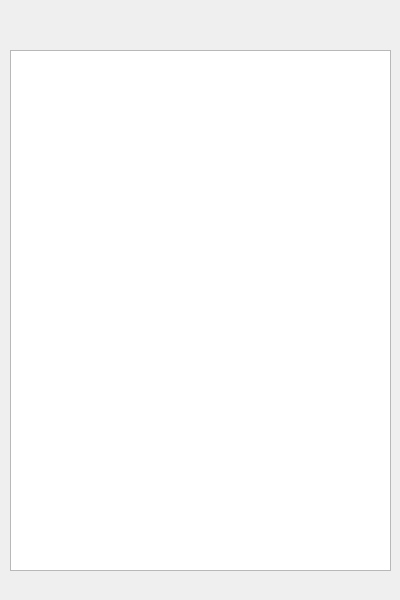
Before: the Qt Designer form qtpd_gui/cm_pdwindow.ui in njazz/tilde, drawn with Qt 5.
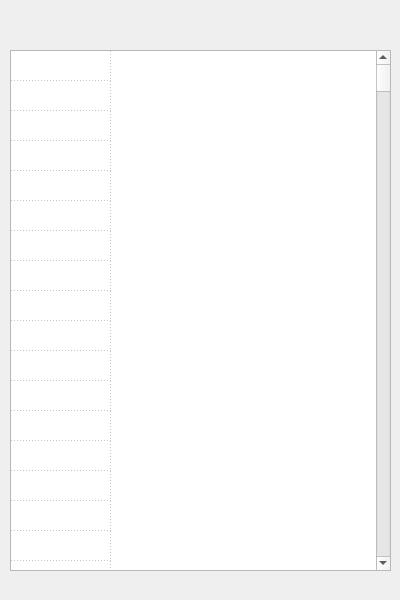
After: the same form once the commit is applied.

Commit message: pd window console stub

```diff
--- a/qtpd_gui/cm_pdwindow.ui
+++ b/qtpd_gui/cm_pdwindow.ui
@@ -23,6 +23,540 @@
       <height>521</height>
      </rect>
     </property>
+    <property name="sizePolicy">
+     <sizepolicy hsizetype="Maximum" vsizetype="Expanding">
+      <horstretch>0</horstretch>
+      <verstretch>0</verstretch>
+     </sizepolicy>
+    </property>
+    <property name="frameShadow">
+     <enum>QFrame::Plain</enum>
+    </property>
+    <property name="gridStyle">
+     <enum>Qt::DotLine</enum>
+    </property>
+    <property name="cornerButtonEnabled">
+     <bool>false</bool>
+    </property>
+    <property name="rowCount">
+     <number>500</number>
+    </property>
+    <property name="columnCount">
+     <number>1</number>
+    </property>
+    <attribute name="horizontalHeaderVisible">
+     <bool>false</bool>
+    </attribute>
+    <attribute name="horizontalHeaderHighlightSections">
+     <bool>false</bool>
+    </attribute>
+    <attribute name="verticalHeaderVisible">
+     <bool>false</bool>
+    </attribute>
+    <attribute name="verticalHeaderHighlightSections">
+     <bool>false</bool>
+    </attribute>
+    <row/>
+    <row/>
+    <row/>
+    <row/>
+    <row/>
+    <row/>
+    <row/>
+    <row/>
+    <row/>
+    <row/>
+    <row/>
+    <row/>
+    <row/>
+    <row/>
+    <row/>
+    <row/>
+    <row/>
+    <row/>
+    <row/>
+    <row/>
+    <row/>
+    <row/>
+    <row/>
+    <row/>
+    <row/>
+    <row/>
+    <row/>
+    <row/>
+    <row/>
+    <row/>
+    <row/>
+    <row/>
+    <row/>
+    <row/>
+    <row/>
+    <row/>
+    <row/>
+    <row/>
+    <row/>
+    <row/>
+    <row/>
+    <row/>
+    <row/>
+    <row/>
+    <row/>
+    <row/>
+    <row/>
+    <row/>
+    <row/>
+    <row/>
+    <row/>
+    <row/>
+    <row/>
+    <row/>
+    <row/>
+    <row/>
+    <row/>
+    <row/>
+    <row/>
+    <row/>
+    <row/>
+    <row/>
+    <row/>
+    <row/>
+    <row/>
+    <row/>
+    <row/>
+    <row/>
+    <row/>
+    <row/>
+    <row/>
+    <row/>
+    <row/>
+    <row/>
+    <row/>
+    <row/>
+    <row/>
+    <row/>
+    <row/>
+    <row/>
+    <row/>
+    <row/>
+    <row/>
+    <row/>
+    <row/>
+    <row/>
+    <row/>
+    <row/>
+    <row/>
+    <row/>
+    <row/>
+    <row/>
+    <row/>
+    <row/>
+    <row/>
+    <row/>
+    <row/>
+    <row/>
+    <row/>
+    <row/>
+    <row/>
+    <row/>
+    <row/>
+    <row/>
+    <row/>
+    <row/>
+    <row/>
+    <row/>
+    <row/>
+    <row/>
+    <row/>
+    <row/>
+    <row/>
+    <row/>
+    <row/>
+    <row/>
+    <row/>
+    <row/>
+    <row/>
+    <row/>
+    <row/>
+    <row/>
+    <row/>
+    <row/>
+    <row/>
+    <row/>
+    <row/>
+    <row/>
+    <row/>
+    <row/>
+    <row/>
+    <row/>
+    <row/>
+    <row/>
+    <row/>
+    <row/>
+    <row/>
+    <row/>
+    <row/>
+    <row/>
+    <row/>
+    <row/>
+    <row/>
+    <row/>
+    <row/>
+    <row/>
+    <row/>
+    <row/>
+    <row/>
+    <row/>
+    <row/>
+    <row/>
+    <row/>
+    <row/>
+    <row/>
+    <row/>
+    <row/>
+    <row/>
+    <row/>
+    <row/>
+    <row/>
+    <row/>
+    <row/>
+    <row/>
+    <row/>
+    <row/>
+    <row/>
+    <row/>
+    <row/>
+    <row/>
+    <row/>
+    <row/>
+    <row/>
+    <row/>
+    <row/>
+    <row/>
+    <row/>
+    <row/>
+    <row/>
+    <row/>
+    <row/>
+    <row/>
+    <row/>
+    <row/>
+    <row/>
+    <row/>
+    <row/>
+    <row/>
+    <row/>
+    <row/>
+    <row/>
+    <row/>
+    <row/>
+    <row/>
+    <row/>
+    <row/>
+    <row/>
+    <row/>
+    <row/>
+    <row/>
+    <row/>
+    <row/>
+    <row/>
+    <row/>
+    <row/>
+    <row/>
+    <row/>
+    <row/>
+    <row/>
+    <row/>
+    <row/>
+    <row/>
+    <row/>
+    <row/>
+    <row/>
+    <row/>
+    <row/>
+    <row/>
+    <row/>
+    <row/>
+    <row/>
+    <row/>
+    <row/>
+    <row/>
+    <row/>
+    <row/>
+    <row/>
+    <row/>
+    <row/>
+    <row/>
+    <row/>
+    <row/>
+    <row/>
+    <row/>
+    <row/>
+    <row/>
+    <row/>
+    <row/>
+    <row/>
+    <row/>
+    <row/>
+    <row/>
+    <row/>
+    <row/>
+    <row/>
+    <row/>
+    <row/>
+    <row/>
+    <row/>
+    <row/>
+    <row/>
+    <row/>
+    <row/>
+    <row/>
+    <row/>
+    <row/>
+    <row/>
+    <row/>
+    <row/>
+    <row/>
+    <row/>
+    <row/>
+    <row/>
+    <row/>
+    <row/>
+    <row/>
+    <row/>
+    <row/>
+    <row/>
+    <row/>
+    <row/>
+    <row/>
+    <row/>
+    <row/>
+    <row/>
+    <row/>
+    <row/>
+    <row/>
+    <row/>
+    <row/>
+    <row/>
+    <row/>
+    <row/>
+    <row/>
+    <row/>
+    <row/>
+    <row/>
+    <row/>
+    <row/>
+    <row/>
+    <row/>
+    <row/>
+    <row/>
+    <row/>
+    <row/>
+    <row/>
+    <row/>
+    <row/>
+    <row/>
+    <row/>
+    <row/>
+    <row/>
+    <row/>
+    <row/>
+    <row/>
+    <row/>
+    <row/>
+    <row/>
+    <row/>
+    <row/>
+    <row/>
+    <row/>
+    <row/>
+    <row/>
+    <row/>
+    <row/>
+    <row/>
+    <row/>
+    <row/>
+    <row/>
+    <row/>
+    <row/>
+    <row/>
+    <row/>
+    <row/>
+    <row/>
+    <row/>
+    <row/>
+    <row/>
+    <row/>
+    <row/>
+    <row/>
+    <row/>
+    <row/>
+    <row/>
+    <row/>
+    <row/>
+    <row/>
+    <row/>
+    <row/>
+    <row/>
+    <row/>
+    <row/>
+    <row/>
+    <row/>
+    <row/>
+    <row/>
+    <row/>
+    <row/>
+    <row/>
+    <row/>
+    <row/>
+    <row/>
+    <row/>
+    <row/>
+    <row/>
+    <row/>
+    <row/>
+    <row/>
+    <row/>
+    <row/>
+    <row/>
+    <row/>
+    <row/>
+    <row/>
+    <row/>
+    <row/>
+    <row/>
+    <row/>
+    <row/>
+    <row/>
+    <row/>
+    <row/>
+    <row/>
+    <row/>
+    <row/>
+    <row/>
+    <row/>
+    <row/>
+    <row/>
+    <row/>
+    <row/>
+    <row/>
+    <row/>
+    <row/>
+    <row/>
+    <row/>
+    <row/>
+    <row/>
+    <row/>
+    <row/>
+    <row/>
+    <row/>
+    <row/>
+    <row/>
+    <row/>
+    <row/>
+    <row/>
+    <row/>
+    <row/>
+    <row/>
+    <row/>
+    <row/>
+    <row/>
+    <row/>
+    <row/>
+    <row/>
+    <row/>
+    <row/>
+    <row/>
+    <row/>
+    <row/>
+    <row/>
+    <row/>
+    <row/>
+    <row/>
+    <row/>
+    <row/>
+    <row/>
+    <row/>
+    <row/>
+    <row/>
+    <row/>
+    <row/>
+    <row/>
+    <row/>
+    <row/>
+    <row/>
+    <row/>
+    <row/>
+    <row/>
+    <row/>
+    <row/>
+    <row/>
+    <row/>
+    <row/>
+    <row/>
+    <row/>
+    <row/>
+    <row/>
+    <row/>
+    <row/>
+    <row/>
+    <row/>
+    <row/>
+    <row/>
+    <row/>
+    <row/>
+    <row/>
+    <row/>
+    <row/>
+    <row/>
+    <row/>
+    <row/>
+    <row/>
+    <row/>
+    <row/>
+    <row/>
+    <row/>
+    <row/>
+    <row/>
+    <row/>
+    <row/>
+    <row/>
+    <row/>
+    <row/>
+    <row/>
+    <row/>
+    <row/>
+    <row/>
+    <row/>
+    <row/>
+    <row/>
+    <row/>
+    <row/>
+    <row/>
+    <row/>
+    <row/>
+    <row/>
+    <row/>
+    <row/>
+    <row/>
+    <row/>
+    <row/>
+    <row/>
+    <row/>
+    <row/>
+    <row/>
+    <row/>
+    <row/>
+    <row/>
+    <row/>
+    <row/>
+    <row/>
+    <row/>
+    <row/>
+    <row/>
+    <row/>
+    <row/>
+    <row/>
+    <column/>
    </widget>
   </widget>
   <widget class="QMenuBar" name="menubar">
```
The commit also changes 2 other files.
